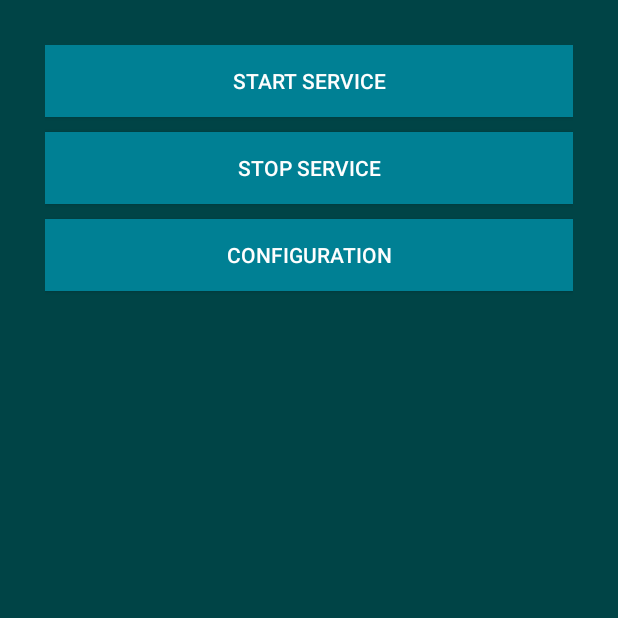
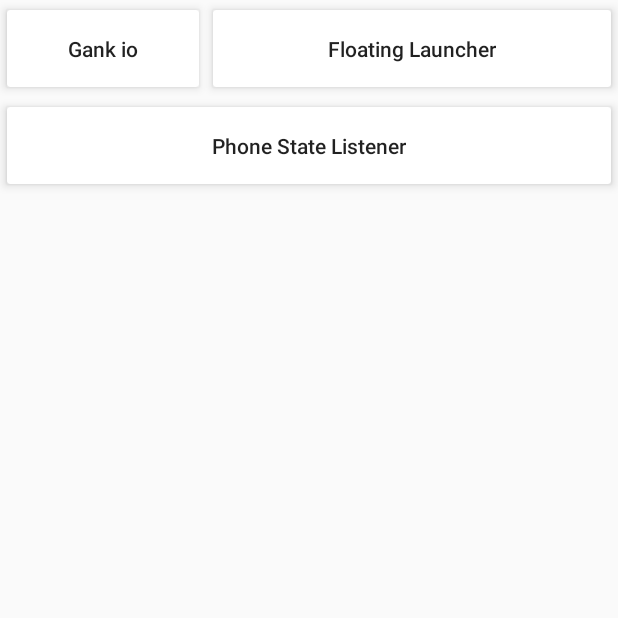
Before and after one commit to y09lin/KotlinDemo, an Android app: the screen it shows after launch (Floatinglauncher before the commit, MainActivity after it), on a phone screen of 412 x 824 dp, the top half of it. Run offline under Robolectric (Android 15) with nearby library versions, the phone set to English and light mode, and no system bars.

Commit message:
首页添加RecycleView

```diff
--- a/app/build.gradle
+++ b/app/build.gradle
@@ -40,8 +40,9 @@ dependencies {
     compile "org.jetbrains.anko:anko-common:$anko_version"
     compile 'com.android.support:appcompat-v7:25.3.1'
     compile 'com.android.support:design:25.3.1'
+    compile 'com.android.support:cardview-v7:25.3.1'
+    compile 'com.android.support:support-v4:25.3.1'
     compile 'com.android.support.constraint:constraint-layout:1.0.2'
-    compile 'com.android.support:support-v4:25.3.1'
     compile project(':sherlockadapter')
     testCompile 'junit:junit:4.12'
 }
--- a/app/src/main/java/com/huim/demo/kotlin/activity/MainActivity.kt
+++ b/app/src/main/java/com/huim/demo/kotlin/activity/MainActivity.kt
@@ -2,15 +2,42 @@ package com.huim.demo.kotlin.activity
 
 import android.os.Bundle
 import android.support.v7.app.AppCompatActivity
+import android.support.v7.widget.GridLayoutManager
 import com.huim.demo.kotlin.R
+import com.huim.demo.kotlin.adapter.MainListAdapter
+import com.huim.demo.kotlin.data.DemoData
 import com.huim.demo.kotlin.util.IntentUtils
+import com.huim.demo.sherlockadapter.IMultiItem
+import kotlinx.android.synthetic.main.activity_main.*
 
 class MainActivity : AppCompatActivity() {
+
+    var mGridLayoutManager:GridLayoutManager?=null
+    var mAdapter:MainListAdapter?=null
+    var demoClass:Array<String> ?= null
 
     override fun onCreate(savedInstanceState: Bundle?) {
         super.onCreate(savedInstanceState)
         setContentView(R.layout.activity_main)
-        IntentUtils.go2Activity(this, "com.huim.demo.kotlin.flotview.Floatinglauncher")
-        finish()
+        mGridLayoutManager= GridLayoutManager(this,3)
+        list.layoutManager=mGridLayoutManager
+        mAdapter= MainListAdapter()
+        list.adapter=mAdapter
+        initGridData()
+        bindEvents()
+    }
+
+    private fun bindEvents() {
+        mAdapter!!.setOnItemClickListener({ _, adapterPosition ->
+            IntentUtils.go2Activity(this,demoClass!![adapterPosition])
+        })
+    }
+
+    fun initGridData(){
+        val demoNames=resources.getStringArray(R.array.demo_names)
+        demoClass=resources.getStringArray(R.array.demo_class)
+        val demos= ArrayList<IMultiItem>()
+        demoNames.indices.mapTo(demos) { DemoData(demoNames[it],demoClass!![it], it % 3 + 1) }
+        mAdapter!!.data= demos
     }
 }
--- /dev/null
+++ b/app/src/main/java/com/huim/demo/kotlin/adapter/MainListAdapter.kt
@@ -0,0 +1,13 @@
+package com.huim.demo.kotlin.adapter
+
+import com.huim.demo.sherlockadapter.BaseMultiAdapter
+import com.huim.demo.sherlockadapter.BaseViewHolder
+
+/**
+ * Main list adapter
+ * Created by huim_lin on 2017/6/23.
+ */
+class MainListAdapter : BaseMultiAdapter() {
+    override fun bind(holder: BaseViewHolder?, layoutRes: Int) {
+    }
+}
--- /dev/null
+++ b/app/src/main/java/com/huim/demo/kotlin/data/DemoData.kt
@@ -0,0 +1,32 @@
+package com.huim.demo.kotlin.data
+
+import com.huim.demo.kotlin.R
+import com.huim.demo.sherlockadapter.BaseViewHolder
+import com.huim.demo.sherlockadapter.IFullSpan
+import com.huim.demo.sherlockadapter.IMultiItem
+
+/**
+ * demos
+ * Created by huim_lin on 2017/6/23.
+ */
+class DemoData(var name:String,var clazz:String, private val mSpanSize:Int):IMultiItem,IFullSpan{
+    override fun isFullSpan(): Boolean {
+        return false
+    }
+
+    override fun getLayoutRes(): Int {
+        return R.layout.item_demo
+    }
+
+    override fun convert(holder: BaseViewHolder?) {
+        holder!!.setText(R.id.text_demo,name)
+    }
+
+    override fun getSpanSize(): Int {
+        return mSpanSize
+    }
+
+    fun getClass():String{
+        return clazz
+    }
+}
--- a/app/src/main/java/com/huim/demo/kotlin/gank/fragment/GankTab.kt
+++ b/app/src/main/java/com/huim/demo/kotlin/gank/fragment/GankTab.kt
@@ -29,6 +29,7 @@ class GankTab : Fragment() {
                               savedInstanceState: Bundle?): View? {
         val view=inflater!!.inflate(R.layout.frag_gank_tab, container, false)
         val adapter:ViewPageFragmentAdapter= ViewPageFragmentAdapter(childFragmentManager,context)
+        try {
             pager_gank.adapter=adapter
             tab_gank.setupWithViewPager(pager_gank)
 
@@ -38,6 +39,8 @@ class GankTab : Fragment() {
                     .forEach { adapter.addTab(it,GankFrag::class.java,getBundle(it)) }
             pager_gank.offscreenPageLimit=titles.size
             adapter.notifyDataSetChanged()
+        } catch(e: Exception) {
+        }
 
         return view
     }
--- a/app/src/main/java/com/huim/demo/kotlin/util/IntentUtils.kt
+++ b/app/src/main/java/com/huim/demo/kotlin/util/IntentUtils.kt
@@ -22,4 +22,8 @@ object IntentUtils {
         val intent=Intent(context, Class.forName(className))
         context.startActivity(intent)
     }
+
+    fun go2Activity(context: Context,cls:Class<*>){
+        context.startActivity(Intent(context,cls))
+    }
 }
--- /dev/null
+++ b/app/src/main/res/layout/item_demo.xml
@@ -0,0 +1,19 @@
+<?xml version="1.0" encoding="utf-8"?>
+<android.support.v7.widget.CardView
+    android:id="@+id/app_root"
+    xmlns:android="http://schemas.android.com/apk/res/android"
+    xmlns:app="http://schemas.android.com/apk/res-auto"
+    xmlns:tools="http://schemas.android.com/tools"
+    android:layout_width="match_parent"
+    android:layout_height="wrap_content"
+    app:cardElevation="4dp"
+    app:cardUseCompatPadding="true">
+    <TextView
+        android:id="@+id/text_demo"
+        android:layout_gravity="center"
+        tools:text="Hello World"
+        style="@style/Base.TextAppearance.AppCompat.Body2"
+        android:layout_margin="16dp"
+        android:layout_width="wrap_content"
+        android:layout_height="wrap_content"/>
+</android.support.v7.widget.CardView>
--- /dev/null
+++ b/app/src/main/res/values/str_demos.xml
@@ -0,0 +1,13 @@
+<resources>
+    <string-array name="demo_names">
+        <item>Gank io</item>
+        <item>Floating Launcher</item>
+        <item>Phone State Listener</item>
+    </string-array>
+    <string-array name="demo_class">
+        <item>com.huim.demo.kotlin.gank.activity.GankMain</item>
+        <item>com.huim.demo.kotlin.flotview.Floatinglauncher</item>
+        <item>com.huim.demo.kotlin.phone.activity.PhoneStatusActivity</item>
+    </string-array>
+
+</resources>
--- a/app/src/main/res/values/strings.xml
+++ b/app/src/main/res/values/strings.xml
@@ -6,7 +6,6 @@
     <string name="button_navigation_read_text">闲读</string>
     <string name="button_navigation_video_text">视频</string>
 
-    <!-- TODO: Remove or change this placeholder text -->
     <string name="hello_blank_fragment">Hello blank fragment</string>
 
     <string-array name="home_viewpage_arrays">
```
Also changed, not shown: app/src/main/java/com/huim/demo/kotlin/flotview/Floatinglauncher.kt (+4 -4 lines), app/src/main/java/com/huim/demo/kotlin/util/J2KTest.java (+4 -54 lines). Lines whose indentation alone changed are shown as unchanged.
